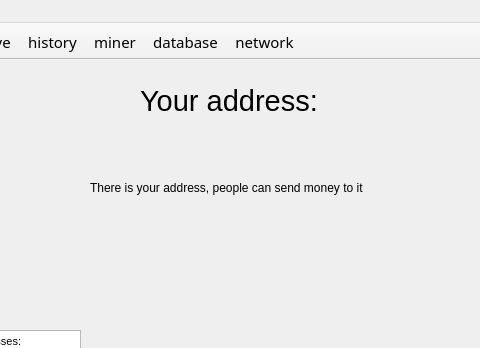
This is src/qt/forms/mainwindow.ui in Defolters/UnicornCoin as Qt 5 draws it before an edit; both pictures show x 170 to 650 and y 0 to 348 of the 800 by 500 pixel window. The edited form follows.
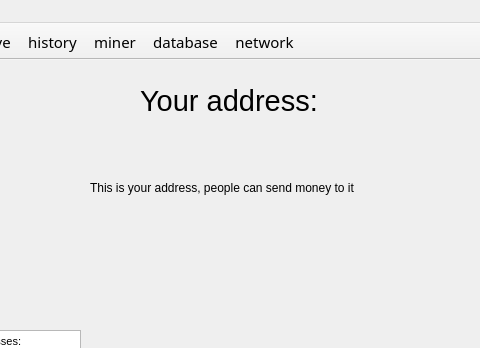
This is the edited form. The open tabs and pages were chosen to show the change. Icons and pictures are not drawn.

The edit to the form file:
```diff
--- a/src/qt/forms/mainwindow.ui
+++ b/src/qt/forms/mainwindow.ui
@@ -515,7 +515,7 @@
        </rect>
       </property>
       <property name="text">
-       <string>There is your address, people can send money to it</string>
+       <string>This is your address, people can send money to it</string>
       </property>
      </widget>
     </widget>
```
Left out of the diff: 2 changed lines with no effect on the pictures.
